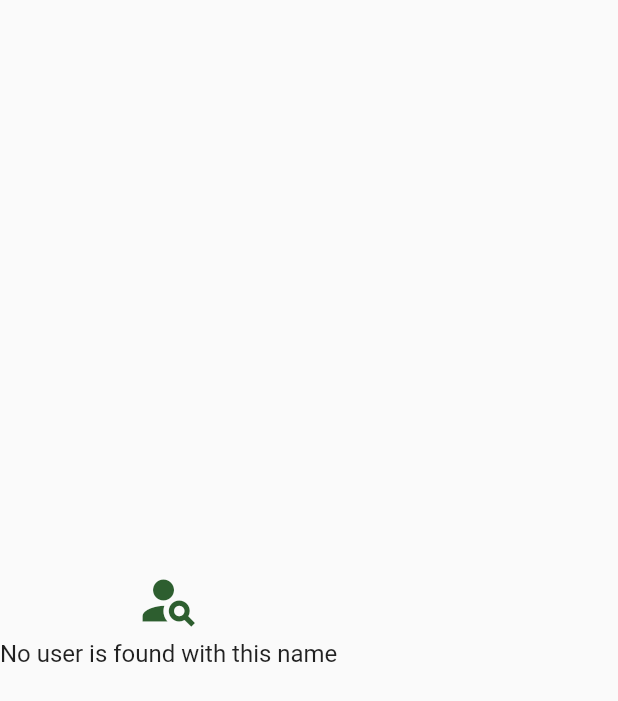
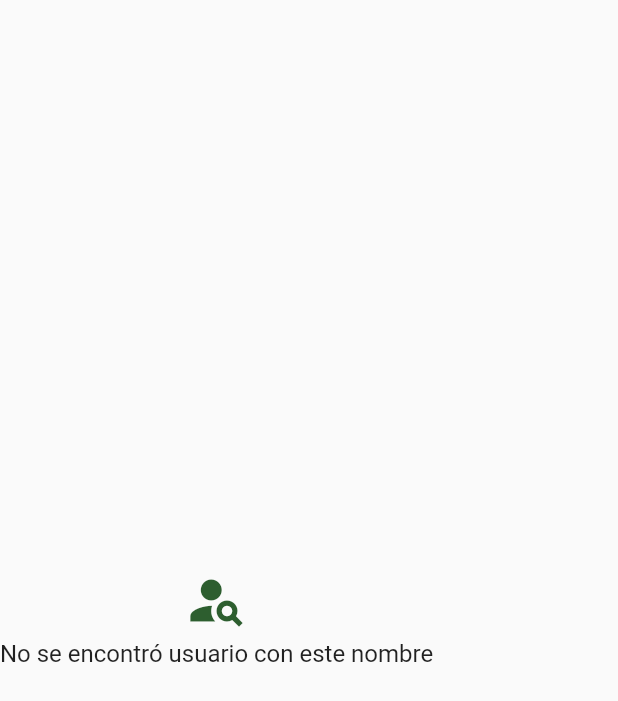
Before and after one commit to jkano/ceiba_test, a Flutter app: the EmptyView widget shown alone on an empty page, opened directly, on a phone screen of 412 x 824 dp. Shown: the top 701 px of the screen. Run offline on Flutter 3.47's test engine with Material 2 defaults, Android fonts, the phone set to English and light mode, and no system bars; our stand-ins replace get, hive, hive_flutter; missing offline and left inert: searchable_listview; accounts and stored records are empty; network calls fail.

Commit message:
Updated documentation and changed some english messages

```diff
--- a/lib/src/data/repositories/posts_repository.dart
+++ b/lib/src/data/repositories/posts_repository.dart
@@ -22,7 +22,7 @@ class PostRepo extends GetxService {
           .map((jsonUser) => posts.add(Post.fromJson(jsonUser)))
           .toList();
     } else {
-      Get.snackbar("Error", "Could not get all posts from the server",
+      Get.snackbar("Error", "No se pudo obtener las publicaciones del servidor",
           icon: const Icon(
             Icons.error,
             color: Colors.white,
@@ -46,7 +46,7 @@ class PostRepo extends GetxService {
           .map((jsonUser) => posts.add(Post.fromJson(jsonUser)))
           .toList();
     } else {
-      Get.snackbar("Error", "Could not get posts from the server",
+      Get.snackbar("Error", "No se pudo obtener las publicaciones del servidor",
           icon: const Icon(
             Icons.error,
             color: Colors.white,
--- a/lib/src/data/repositories/user_repository.dart
+++ b/lib/src/data/repositories/user_repository.dart
@@ -32,7 +32,7 @@ class UserRepo extends GetxService {
         // Add users to Hive box
         box.addAll(userList);
       } else {
-        Get.snackbar("Error", "Could not get users from server",
+        Get.snackbar("Error", "No se pudo obtener los usuarios del servidor",
             icon: const Icon(
               Icons.error,
               color: Colors.white,
--- a/lib/src/presentation/pages/main_page.dart
+++ b/lib/src/presentation/pages/main_page.dart
@@ -137,7 +137,7 @@ class EmptyView extends StatelessWidget {
           height: 5,
         ),
         Text(
-          'No user is found with this name',
+          'No se encontró usuario con este nombre',
           style: TextStyle(fontSize: 16),
         ),
       ],
```
Also changed, not shown: readme/user_not_found.png (added), readme/user_search_not_found.png (deleted), 1 other file.
